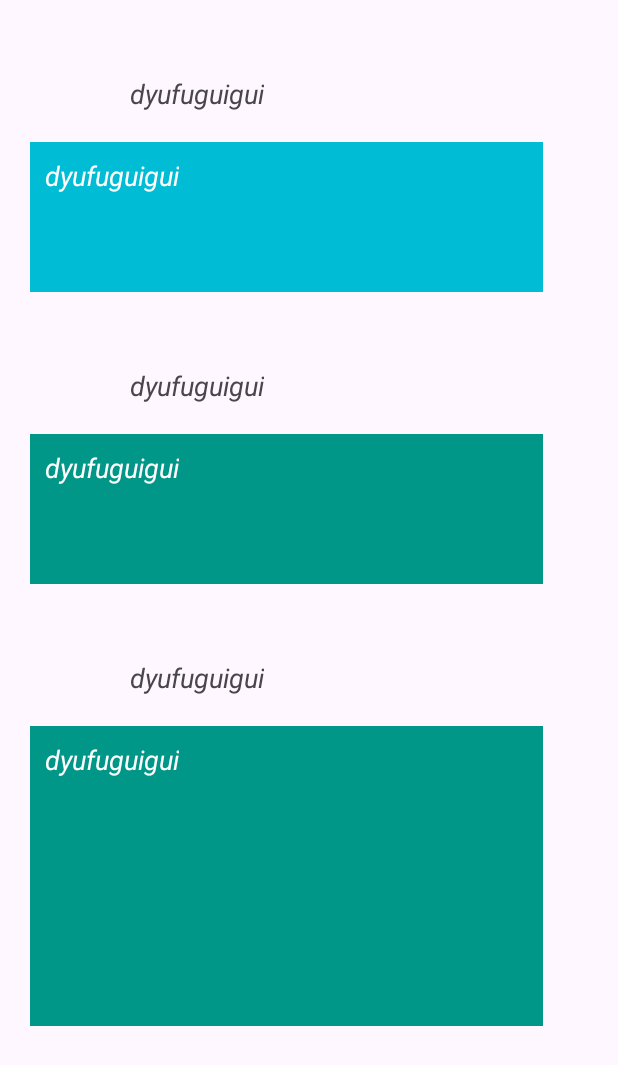
After one commit to uvegithub/DI_T1_Seminario2_Vanesa_Nunez, an Android app: the Maqueta1 screen opened directly, with no data from a screen before it, on a phone screen of 412 x 824 dp. The commit adds this screen. Shown: the top 1065 px of the screen. Run offline under Robolectric (Android 15) with nearby library versions, the phone set to English and light mode, and no system bars.

Commit message:
actu 14.11 1

```diff
--- a/app/src/main/AndroidManifest.xml
+++ b/app/src/main/AndroidManifest.xml
@@ -12,6 +12,12 @@
         android:supportsRtl="true"
         android:theme="@style/Theme.DI_T1_Seminario2_Vanesa_Nunez"
         tools:targetApi="31">
+        <activity
+            android:name=".Maqueta2"
+            android:exported="false" />
+        <activity
+            android:name=".Maqueta1"
+            android:exported="false" />
         <activity
             android:name=".Ejercicio4Resultado"
             android:exported="false" />
--- /dev/null
+++ b/app/src/main/java/com/example/di_t1_seminario2_vanesa_nunez/Maqueta1.kt
@@ -0,0 +1,11 @@
+package com.example.di_t1_seminario2_vanesa_nunez
+
+import androidx.appcompat.app.AppCompatActivity
+import android.os.Bundle
+
+class Maqueta1 : AppCompatActivity() {
+    override fun onCreate(savedInstanceState: Bundle?) {
+        super.onCreate(savedInstanceState)
+        setContentView(R.layout.activity_maqueta1)
+    }
+}
--- /dev/null
+++ b/app/src/main/res/layout/activity_maqueta1.xml
@@ -0,0 +1,141 @@
+<?xml version="1.0" encoding="utf-8"?>
+<androidx.constraintlayout.widget.ConstraintLayout xmlns:android="http://schemas.android.com/apk/res/android"
+    xmlns:app="http://schemas.android.com/apk/res-auto"
+    xmlns:tools="http://schemas.android.com/tools"
+    android:layout_width="match_parent"
+    android:layout_height="match_parent"
+    tools:context=".Maqueta1">
+
+    <TextView
+        android:id="@+id/textView2"
+        android:layout_width="wrap_content"
+        android:layout_height="wrap_content"
+        android:text="dyufuguigui"
+        app:layout_constraintTop_toTopOf="parent"
+        app:layout_constraintStart_toStartOf="parent"
+        app:layout_constraintEnd_toEndOf="parent"
+        app:layout_constraintBottom_toTopOf="@id/linear1"
+        android:layout_marginEnd="150dp"
+        android:layout_marginTop="50dp"
+        android:textStyle="italic"
+        android:textAppearance="?android:attr/textAppearanceMedium"/>
+
+    <LinearLayout
+        android:layout_width="match_parent"
+        android:layout_height="100dp"
+        android:id="@+id/linear1"
+        android:orientation="horizontal"
+        app:layout_constraintTop_toBottomOf="@id/textView2"
+        app:layout_constraintStart_toStartOf="parent"
+        app:layout_constraintEnd_toEndOf="parent"
+        android:background="@color/gree00"
+        android:layout_marginStart="20dp"
+        android:layout_marginEnd="50dp"
+        android:layout_marginTop="20dp">
+
+        <TextView
+            android:id="@+id/textView2_1"
+            android:layout_width="wrap_content"
+            android:layout_height="wrap_content"
+            android:text="dyufuguigui"
+            app:layout_constraintTop_toTopOf="parent"
+            app:layout_constraintStart_toStartOf="parent"
+            app:layout_constraintEnd_toEndOf="parent"
+            android:layout_marginEnd="10dp"
+            android:layout_marginTop="10dp"
+            android:layout_marginStart="10dp"
+            android:textStyle="italic"
+            android:textAppearance="?android:attr/textAppearanceMedium"
+            android:textColor="@android:color/white"/>
+
+    </LinearLayout>
+
+    <TextView
+        android:id="@+id/textView3"
+        android:layout_width="wrap_content"
+        android:layout_height="wrap_content"
+        android:text="dyufuguigui"
+        app:layout_constraintTop_toBottomOf="@id/linear1"
+        app:layout_constraintStart_toStartOf="parent"
+        app:layout_constraintEnd_toEndOf="parent"
+        app:layout_constraintBottom_toTopOf="@id/linear2"
+        android:layout_marginEnd="150dp"
+        android:layout_marginTop="50dp"
+        android:textStyle="italic"
+        android:textAppearance="?android:attr/textAppearanceMedium"/>
+
+    <LinearLayout
+        android:layout_width="match_parent"
+        android:layout_height="100dp"
+        android:id="@+id/linear2"
+        android:orientation="horizontal"
+        app:layout_constraintTop_toBottomOf="@id/textView3"
+        app:layout_constraintStart_toStartOf="parent"
+        app:layout_constraintEnd_toEndOf="parent"
+        android:background="@color/gree0"
+        android:layout_marginStart="20dp"
+        android:layout_marginEnd="50dp"
+        android:layout_marginTop="20dp">
+
+        <TextView
+            android:id="@+id/textView3_1"
+            android:layout_width="wrap_content"
+            android:layout_height="wrap_content"
+            android:text="dyufuguigui"
+            app:layout_constraintTop_toTopOf="parent"
+            app:layout_constraintStart_toStartOf="parent"
+            app:layout_constraintEnd_toEndOf="parent"
+            android:layout_marginEnd="10dp"
+            android:layout_marginTop="10dp"
+            android:layout_marginStart="10dp"
+            android:textStyle="italic"
+            android:textAppearance="?android:attr/textAppearanceMedium"
+            android:textColor="@android:color/white"/>
+
+    </LinearLayout>
+
+    <TextView
+        android:id="@+id/textView4"
+        android:layout_width="wrap_content"
+        android:layout_height="wrap_content"
+        android:text="dyufuguigui"
+        app:layout_constraintTop_toBottomOf="@id/linear2"
+        app:layout_constraintStart_toStartOf="parent"
+        app:layout_constraintEnd_toEndOf="parent"
+        app:layout_constraintBottom_toTopOf="@id/linear3"
+        android:layout_marginEnd="150dp"
+        android:layout_marginTop="50dp"
+        android:textStyle="italic"
+        android:textAppearance="?android:attr/textAppearanceMedium"/>
+
+    <LinearLayout
+        android:layout_width="match_parent"
+        android:layout_height="200dp"
+        android:id="@+id/linear3"
+        android:orientation="horizontal"
+        app:layout_constraintTop_toBottomOf="@id/textView4"
+        app:layout_constraintStart_toStartOf="parent"
+        app:layout_constraintEnd_toEndOf="parent"
+        android:background="@color/gree0"
+        android:layout_marginStart="20dp"
+        android:layout_marginEnd="50dp"
+        android:layout_marginTop="20dp">
+
+        <TextView
+            android:id="@+id/textView4_1"
+            android:layout_width="wrap_content"
+            android:layout_height="wrap_content"
+            android:text="dyufuguigui"
+            app:layout_constraintTop_toTopOf="parent"
+            app:layout_constraintStart_toStartOf="parent"
+            app:layout_constraintEnd_toEndOf="parent"
+            android:layout_marginEnd="10dp"
+            android:layout_marginTop="10dp"
+            android:layout_marginStart="10dp"
+            android:textStyle="italic"
+            android:textAppearance="?android:attr/textAppearanceMedium"
+            android:textColor="@android:color/white"/>
+
+    </LinearLayout>
+
+</androidx.constraintlayout.widget.ConstraintLayout>
--- a/app/src/main/res/values/colors.xml
+++ b/app/src/main/res/values/colors.xml
@@ -6,4 +6,6 @@
     <color name="gre000">#E91E63</color>
     <color name="gr000">#9C27B0</color>
     <color name="gre00">#3F51B5</color>
+    <color name="gree00">#00BCD4</color>
+    <color name="gree0">#009688</color>
 </resources>
```
Also changed, not shown: app/src/main/java/com/example/di_t1_seminario2_vanesa_nunez/Maqueta2.kt (added, +11 -0 lines), app/src/main/res/layout/activity_maqueta2.xml (added, +110 -0 lines), app/src/main/res/drawable/p.png (added).
